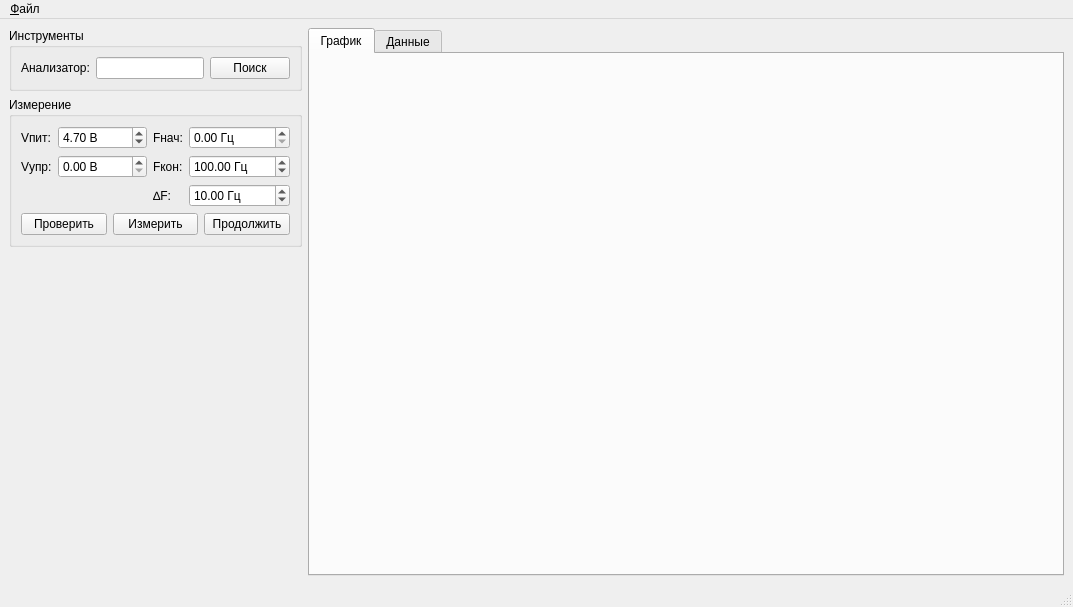
Above: mainwindow.ui from igrekus/vco_measure before the change. Below: the same form after it.
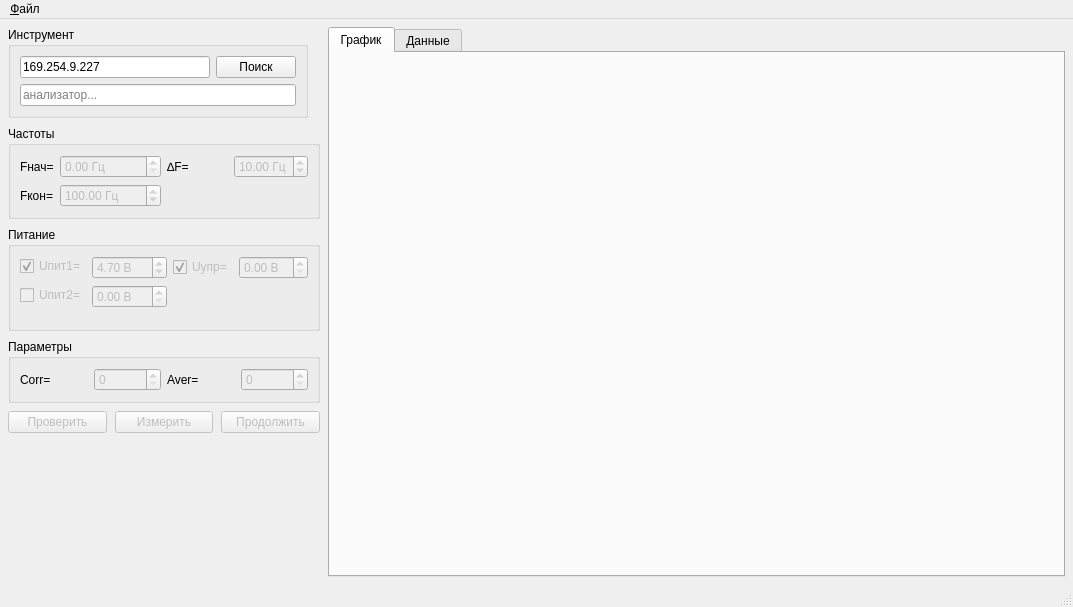
That is the form after the change.

Commit message: REF: rewrite GUI infrastructure

What changed in the file:
```diff
--- a/mainwindow.ui
+++ b/mainwindow.ui
@@ -14,9 +14,24 @@
    <string>Измерение параметров приёмников</string>
   </property>
   <widget class="QWidget" name="centralwidget">
-   <layout class="QHBoxLayout" name="horizontalLayout_3">
+   <layout class="QHBoxLayout" name="horizontalLayout_8">
+    <property name="spacing">
+     <number>8</number>
+    </property>
+    <property name="leftMargin">
+     <number>8</number>
+    </property>
+    <property name="topMargin">
+     <number>8</number>
+    </property>
+    <property name="rightMargin">
+     <number>8</number>
+    </property>
+    <property name="bottomMargin">
+     <number>8</number>
+    </property>
     <item>
-     <layout class="QVBoxLayout" name="verticalLayout">
+     <layout class="QVBoxLayout" name="verticalLayout_3">
       <item>
        <widget class="QGroupBox" name="grpInstrument">
         <property name="sizePolicy">
@@ -27,32 +42,51 @@
         </property>
         <property name="maximumSize">
          <size>
-          <width>16777215</width>
+          <width>300</width>
           <height>190</height>
          </size>
         </property>
         <property name="title">
-         <string>Инструменты</string>
+         <string>Инструмент</string>
         </property>
-        <layout class="QHBoxLayout" name="horizontalLayout">
+        <layout class="QVBoxLayout" name="verticalLayout_5">
          <item>
-          <widget class="QLabel" name="lblAnalyzer">
-           <property name="text">
-            <string>Анализатор:</string>
-           </property>
-          </widget>
+          <layout class="QHBoxLayout" name="horizontalLayout">
+           <item>
+            <widget class="QLineEdit" name="editAnalyzerAddr">
+             <property name="text">
+              <string>169.254.9.227</string>
+             </property>
+             <property name="placeholderText">
+              <string>Адрес анализатора...</string>
+             </property>
+            </widget>
+           </item>
+           <item>
+            <widget class="QPushButton" name="btnSearchInstruments">
+             <property name="maximumSize">
+              <size>
+               <width>16777215</width>
+               <height>22</height>
+              </size>
+             </property>
+             <property name="text">
+              <string>Поиск</string>
+             </property>
+            </widget>
+           </item>
+          </layout>
          </item>
          <item>
           <widget class="QLineEdit" name="editAnalyzer">
+           <property name="text">
+            <string/>
+           </property>
            <property name="readOnly">
             <bool>true</bool>
            </property>
-          </widget>
-         </item>
-         <item>
-          <widget class="QPushButton" name="btnSearchInstruments">
-           <property name="text">
-            <string>Поиск</string>
+           <property name="placeholderText">
+            <string>анализатор...</string>
            </property>
           </widget>
          </item>
@@ -60,7 +94,7 @@
        </widget>
       </item>
       <item>
-       <widget class="QGroupBox" name="grpMeasure">
+       <widget class="QGroupBox" name="grpFreq">
         <property name="sizePolicy">
          <sizepolicy hsizetype="Minimum" vsizetype="Fixed">
           <horstretch>0</horstretch>
@@ -70,124 +104,79 @@
         <property name="maximumSize">
          <size>
           <width>16777215</width>
-          <height>16777215</height>
+          <height>150</height>
          </size>
         </property>
         <property name="title">
-         <string>Измерение</string>
+         <string>Частоты</string>
         </property>
-        <layout class="QVBoxLayout" name="verticalLayout_3">
+        <layout class="QHBoxLayout" name="horizontalLayout_4">
          <item>
-          <layout class="QHBoxLayout" name="horizontalLayout_4">
-           <item>
-            <layout class="QVBoxLayout" name="verticalLayout_2">
-             <item>
-              <layout class="QFormLayout" name="formLayout">
-               <item row="0" column="0">
-                <widget class="QLabel" name="lblPowerVolt">
-                 <property name="text">
-                  <string>Vпит:</string>
-                 </property>
-                </widget>
-               </item>
-               <item row="0" column="1">
-                <widget class="QDoubleSpinBox" name="spinPowerVolt">
-                 <property name="prefix">
-                  <string/>
-                 </property>
-                 <property name="suffix">
-                  <string> В</string>
-                 </property>
-                 <property name="maximum">
-                  <double>100.000000000000000</double>
-                 </property>
-                 <property name="value">
-                  <double>4.700000000000000</double>
-                 </property>
-                </widget>
-               </item>
-               <item row="1" column="0">
-                <widget class="QLabel" name="lblControlVolt">
-                 <property name="text">
-                  <string>Vупр:</string>
-                 </property>
-                </widget>
-               </item>
-               <item row="1" column="1">
-                <widget class="QDoubleSpinBox" name="spinControlVolt">
-                 <property name="suffix">
-                  <string> В</string>
-                 </property>
-                </widget>
-               </item>
-              </layout>
-             </item>
-             <item>
-              <spacer name="verticalSpacer">
-               <property name="orientation">
-                <enum>Qt::Vertical</enum>
-               </property>
-               <property name="sizeType">
-                <enum>QSizePolicy::Fixed</enum>
-               </property>
-               <property name="sizeHint" stdset="0">
-                <size>
-                 <width>20</width>
-                 <height>0</height>
-                </size>
-               </property>
-              </spacer>
-             </item>
-            </layout>
+          <layout class="QFormLayout" name="formLayout_2">
+           <item row="0" column="0">
+            <widget class="QLabel" name="label">
+             <property name="text">
+              <string>Fнач=</string>
+             </property>
+            </widget>
            </item>
+           <item row="0" column="1">
+            <widget class="QDoubleSpinBox" name="spinF1">
+             <property name="enabled">
+              <bool>false</bool>
+             </property>
+             <property name="suffix">
+              <string> Гц</string>
+             </property>
+             <property name="maximum">
+              <double>1000000000000.000000000000000</double>
+             </property>
+            </widget>
+           </item>
+           <item row="1" column="0">
+            <widget class="QLabel" name="label_2">
+             <property name="text">
+              <string>Fкон=</string>
+             </property>
+            </widget>
+           </item>
+           <item row="1" column="1">
+            <widget class="QDoubleSpinBox" name="spinF2">
+             <property name="enabled">
+              <bool>false</bool>
+             </property>
+             <property name="suffix">
+              <string> Гц</string>
+             </property>
+             <property name="maximum">
+              <double>1000000000000.000000000000000</double>
+             </property>
+             <property name="value">
+              <double>100.000000000000000</double>
+             </property>
+            </widget>
+           </item>
+          </layout>
+         </item>
+         <item>
+          <layout class="QVBoxLayout" name="verticalLayout">
            <item>
-            <layout class="QFormLayout" name="formLayout_2">
-             <item row="0" column="0">
-              <widget class="QLabel" name="label">
-               <property name="text">
-                <string>Fнач:</string>
-               </property>
-              </widget>
-             </item>
-             <item row="0" column="1">
-              <widget class="QDoubleSpinBox" name="spinF1">
-               <property name="suffix">
-                <string> Гц</string>
-               </property>
-               <property name="maximum">
-                <double>1000000000000.000000000000000</double>
-               </property>
-              </widget>
-             </item>
-             <item row="1" column="0">
-              <widget class="QLabel" name="label_2">
-               <property name="text">
-                <string>Fкон:</string>
-               </property>
-              </widget>
-             </item>
-             <item row="1" column="1">
-              <widget class="QDoubleSpinBox" name="spinF2">
-               <property name="suffix">
-                <string> Гц</string>
-               </property>
-               <property name="maximum">
-                <double>1000000000000.000000000000000</double>
-               </property>
-               <property name="value">
-                <double>100.000000000000000</double>
-               </property>
-              </widget>
-             </item>
-             <item row="2" column="0">
+            <layout class="QHBoxLayout" name="horizontalLayout_3">
+             <property name="sizeConstraint">
+              <enum>QLayout::SetFixedSize</enum>
+             </property>
+             <item>
               <widget class="QLabel" name="label_3">
                <property name="text">
-                <string>∆F:</string>
+                <string>∆F=</string>
                </property>
               </widget>
              </item>
-             <item row="2" column="1">
+             <item>
               <widget class="QDoubleSpinBox" name="spinDF">
+               <property name="enabled">
+                <bool>false</bool>
+               </property>
                <property name="suffix">
                 <string> Гц</string>
                </property>
@@ -198,39 +187,228 @@
              </item>
             </layout>
            </item>
+           <item>
+            <spacer name="verticalSpacer">
+             <property name="orientation">
+              <enum>Qt::Vertical</enum>
+             </property>
+             <property name="sizeType">
+              <enum>QSizePolicy::MinimumExpanding</enum>
+             </property>
+             <property name="sizeHint" stdset="0">
+              <size>
+               <width>20</width>
+               <height>13</height>
+              </size>
+             </property>
+            </spacer>
+           </item>
           </layout>
          </item>
+        </layout>
+       </widget>
+      </item>
+      <item>
+       <widget class="QGroupBox" name="grpPower">
+        <property name="sizePolicy">
+         <sizepolicy hsizetype="Preferred" vsizetype="Fixed">
+          <horstretch>0</horstretch>
+          <verstretch>0</verstretch>
+         </sizepolicy>
+        </property>
+        <property name="maximumSize">
+         <size>
+          <width>16777215</width>
+          <height>120</height>
+         </size>
+        </property>
+        <property name="title">
+         <string>Питание</string>
+        </property>
+        <layout class="QHBoxLayout" name="horizontalLayout_6">
          <item>
-          <layout class="QHBoxLayout" name="horizontalLayout_2">
-           <item>
-            <widget class="QPushButton" name="btnCheckSample">
-             <property name="text">
-              <string>Проверить</string>
-             </property>
-            </widget>
-           </item>
-           <item>
-            <widget class="QPushButton" name="btnMeasureStart">
+          <layout class="QFormLayout" name="formLayout">
+           <item row="0" column="0">
+            <widget class="QCheckBox" name="checkV1">
              <property name="enabled">
+              <bool>false</bool>
+             </property>
+             <property name="text">
+              <string>Uпит1=</string>
+             </property>
+             <property name="checked">
               <bool>true</bool>
              </property>
-             <property name="text">
-              <string>Измерить</string>
+            </widget>
+           </item>
+           <item row="0" column="1">
+            <widget class="QDoubleSpinBox" name="spinV1">
+             <property name="enabled">
+              <bool>false</bool>
              </property>
+             <property name="prefix">
+              <string/>
+             </property>
+             <property name="suffix">
+              <string> В</string>
+             </property>
+             <property name="maximum">
+              <double>100.000000000000000</double>
+             </property>
+             <property name="value">
+              <double>4.700000000000000</double>
+             </property>
             </widget>
            </item>
-           <item>
-            <widget class="QPushButton" name="btnMeasureStop">
+           <item row="1" column="0">
+            <widget class="QCheckBox" name="checkV2">
+             <property name="enabled">
+              <bool>false</bool>
+             </property>
              <property name="text">
-              <string>Продолжить</string>
+              <string>Uпит2=</string>
              </property>
             </widget>
            </item>
+           <item row="1" column="1">
+            <widget class="QDoubleSpinBox" name="spinV2">
+             <property name="enabled">
+              <bool>false</bool>
+             </property>
+             <property name="suffix">
+              <string> В</string>
+             </property>
+            </widget>
+           </item>
           </layout>
          </item>
+         <item>
+          <layout class="QVBoxLayout" name="verticalLayout_2">
+           <item>
+            <layout class="QHBoxLayout" name="horizontalLayout_5">
+             <item>
+              <widget class="QCheckBox" name="checkVdut">
+               <property name="enabled">
+                <bool>false</bool>
+               </property>
+               <property name="text">
+                <string>Uупр=</string>
+               </property>
+               <property name="checked">
+                <bool>true</bool>
+               </property>
+              </widget>
+             </item>
+             <item>
+              <widget class="QDoubleSpinBox" name="spinVdut">
+               <property name="enabled">
+                <bool>false</bool>
+               </property>
+               <property name="suffix">
+                <string> В</string>
+               </property>
+              </widget>
+             </item>
+            </layout>
+           </item>
+           <item>
+            <spacer name="verticalSpacer_3">
+             <property name="orientation">
+              <enum>Qt::Vertical</enum>
+             </property>
+             <property name="sizeType">
+              <enum>QSizePolicy::MinimumExpanding</enum>
+             </property>
+             <property name="sizeHint" stdset="0">
+              <size>
+               <width>20</width>
+               <height>40</height>
+              </size>
+             </property>
+            </spacer>
+           </item>
+          </layout>
+         </item>
         </layout>
        </widget>
       </item>
+      <item>
+       <widget class="QGroupBox" name="grpParam">
+        <property name="sizePolicy">
+         <sizepolicy hsizetype="Preferred" vsizetype="Minimum">
+          <horstretch>0</horstretch>
+          <verstretch>0</verstretch>
+         </sizepolicy>
+        </property>
+        <property name="title">
+         <string>Параметры</string>
+        </property>
+        <layout class="QHBoxLayout" name="horizontalLayout_7">
+         <item>
+          <widget class="QLabel" name="lblCorr">
+           <property name="text">
+            <string>Corr=</string>
+           </property>
+          </widget>
+         </item>
+         <item>
+          <widget class="QSpinBox" name="spinCorr">
+           <property name="enabled">
+            <bool>false</bool>
+           </property>
+          </widget>
+         </item>
+         <item>
+          <widget class="QLabel" name="lblAver">
+           <property name="text">
+            <string>Aver=</string>
+           </property>
+          </widget>
+         </item>
+         <item>
+          <widget class="QSpinBox" name="spinAver">
+           <property name="enabled">
+            <bool>false</bool>
+           </property>
+          </widget>
+         </item>
+        </layout>
+       </widget>
+      </item>
+      <item>
+       <layout class="QHBoxLayout" name="horizontalLayout_2">
+        <item>
+         <widget class="QPushButton" name="btnCheckSample">
+          <property name="enabled">
+           <bool>false</bool>
+          </property>
+          <property name="text">
+           <string>Проверить</string>
+          </property>
+         </widget>
+        </item>
+        <item>
+         <widget class="QPushButton" name="btnStartMeasure">
+          <property name="enabled">
+           <bool>false</bool>
+          </property>
+          <property name="text">
+           <string>Измерить</string>
+          </property>
+         </widget>
+        </item>
+        <item>
+         <widget class="QPushButton" name="btnContinue">
+          <property name="enabled">
+           <bool>false</bool>
+          </property>
+          <property name="text">
+           <string>Продолжить</string>
+          </property>
+         </widget>
+        </item>
+       </layout>
+      </item>
       <item>
        <spacer name="verticalSpacer_2">
         <property name="orientation">
```
Left out of the diff: 48 changed lines with no effect on the pictures. The commit also changes 5 other files.
